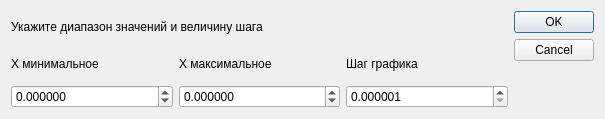
Before: the Qt Designer form calcul/graph/range_x_window.ui in Tvix57/mycalc, drawn with Qt 5.
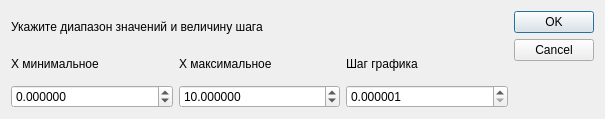
After: the same form once the commit is applied.

```diff
--- a/calcul/graph/range_x_window.ui
+++ b/calcul/graph/range_x_window.ui
@@ -86,6 +86,9 @@
            <property name="singleStep">
             <double>0.000001000000000</double>
            </property>
+           <property name="value">
+            <double>10.000000000000000</double>
+           </property>
           </widget>
          </item>
          <item>
```
